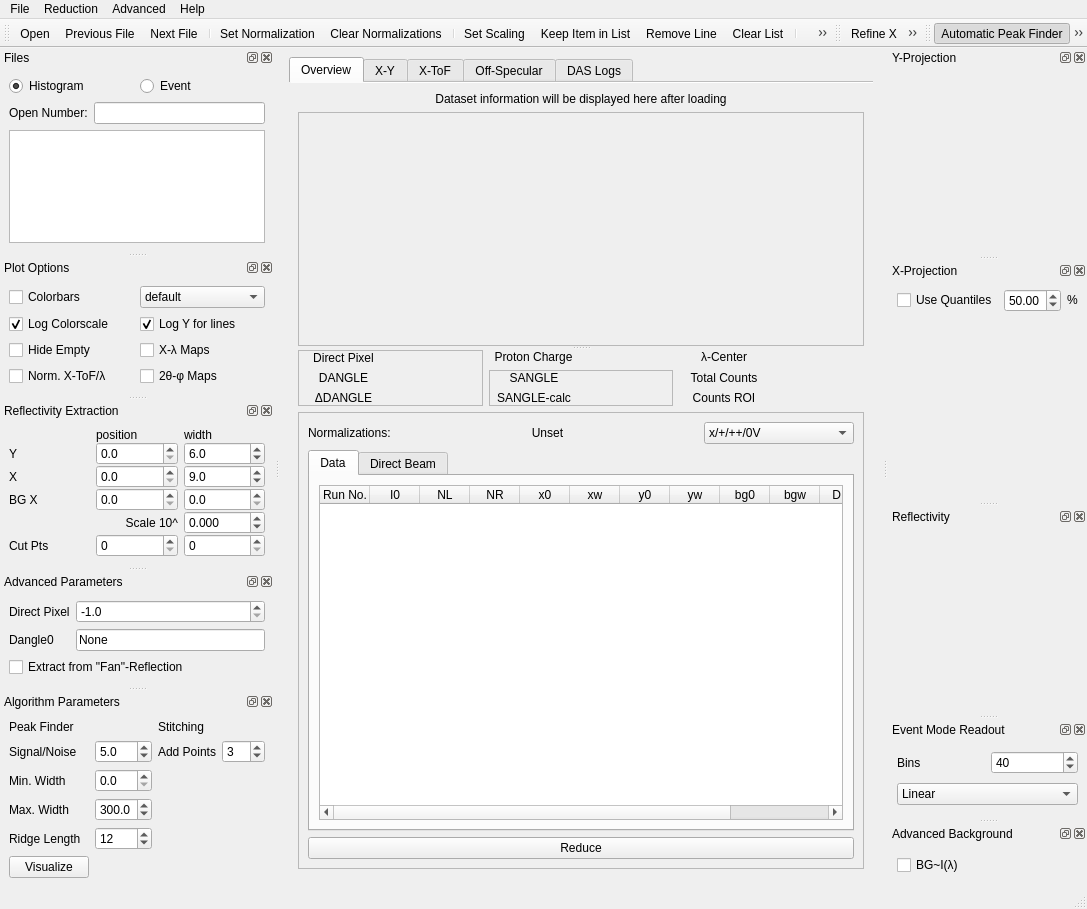
aglavic/quicknxs, file designer/main_window.ui: the form before one commit.
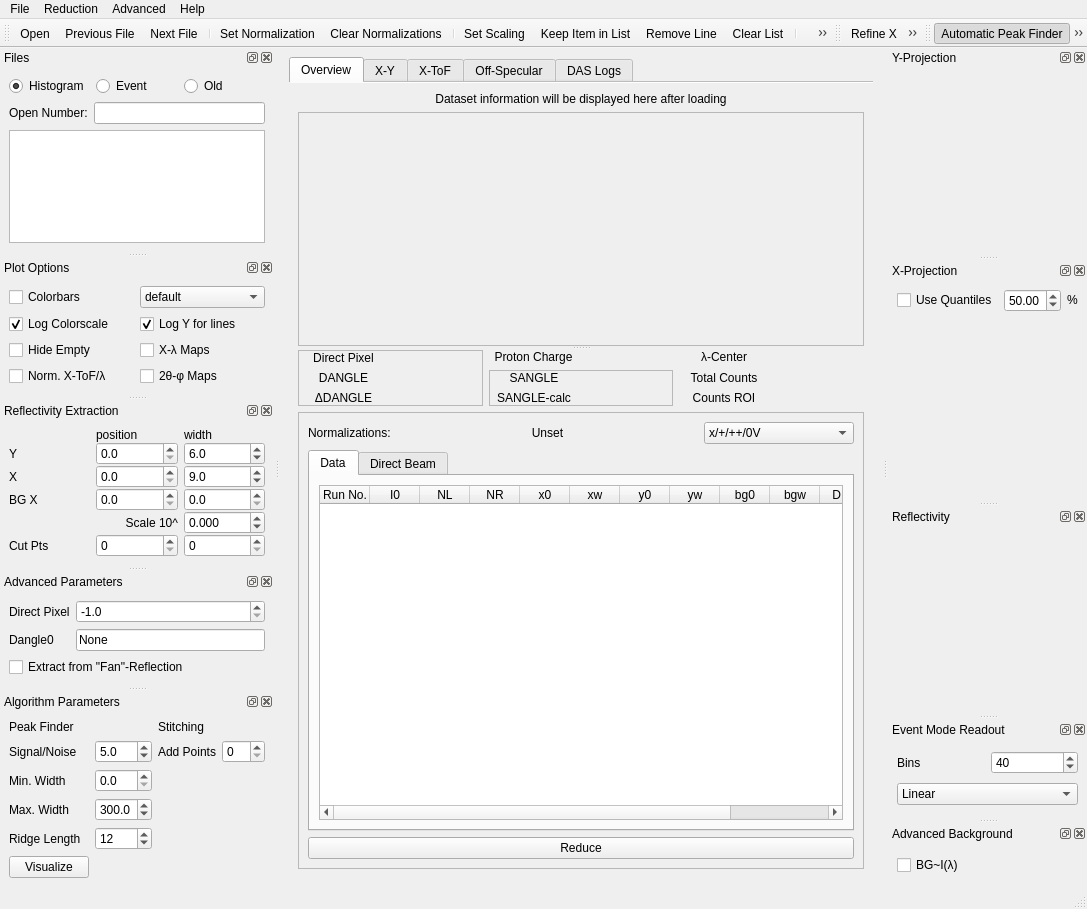
The form after the commit. Icons and pictures are not drawn. Custom widgets are drawn as their Qt base class.

Commit message: Read old data formats

```diff
--- a/designer/main_window.ui
+++ b/designer/main_window.ui
@@ -1215,7 +1215,7 @@
    </property>
    <property name="minimumSize">
     <size>
-     <width>221</width>
+     <width>262</width>
      <height>194</height>
     </size>
    </property>
@@ -1246,6 +1246,13 @@
          </property>
         </widget>
        </item>
+       <item>
+        <widget class="QRadioButton" name="oldFormatActive">
+         <property name="text">
+          <string>Old</string>
+         </property>
+        </widget>
+       </item>
       </layout>
      </item>
      <item>
@@ -2015,9 +2022,6 @@
        <property name="maximum">
         <number>20</number>
        </property>
-       <property name="value">
-        <number>3</number>
-       </property>
       </widget>
      </item>
     </layout>
```
The commit also changes 9 other files.
